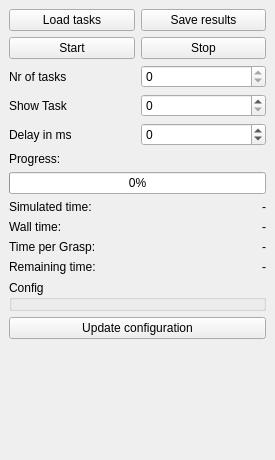
Old version of the form RobWorkSim/src/rwsimlibs/plugins/SimTaskPlugin.ui in the repository onier/RobWork.
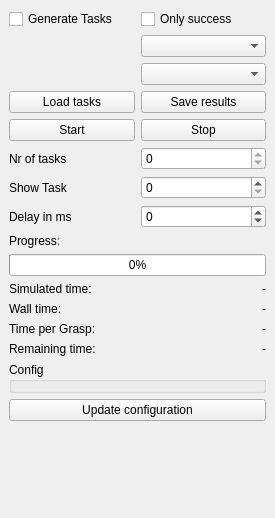
New version of the form.

Patch:
```diff
--- a/RobWorkSim/src/rwsimlibs/plugins/SimTaskPlugin.ui
+++ b/RobWorkSim/src/rwsimlibs/plugins/SimTaskPlugin.ui
@@ -7,7 +7,7 @@
     <x>0</x>
     <y>0</y>
     <width>275</width>
-    <height>460</height>
+    <height>518</height>
    </rect>
   </property>
   <property name="windowTitle">
@@ -19,34 +19,54 @@
      <layout class="QVBoxLayout" name="verticalLayout">
       <item>
        <layout class="QGridLayout" name="gridLayout">
-        <item row="0" column="0">
+        <item row="3" column="0">
          <widget class="QPushButton" name="_loadTaskBtn">
           <property name="text">
            <string>Load tasks</string>
           </property>
          </widget>
         </item>
-        <item row="2" column="0">
+        <item row="5" column="0">
          <widget class="QPushButton" name="_startBtn">
           <property name="text">
            <string>Start</string>
           </property>
          </widget>
         </item>
-        <item row="2" column="1">
+        <item row="5" column="1">
          <widget class="QPushButton" name="_stopBtn">
           <property name="text">
            <string>Stop</string>
           </property>
          </widget>
         </item>
-        <item row="0" column="1">
+        <item row="3" column="1">
          <widget class="QPushButton" name="_saveResultBtn">
           <property name="text">
            <string>Save results</string>
           </property>
          </widget>
         </item>
+        <item row="0" column="0">
+         <widget class="QCheckBox" name="_genTasksBox">
+          <property name="text">
+           <string>Generate Tasks</string>
+          </property>
+         </widget>
+        </item>
+        <item row="0" column="1">
+         <widget class="QCheckBox" name="_onlySuccessBox">
+          <property name="text">
+           <string>Only success</string>
+          </property>
+         </widget>
+        </item>
+        <item row="1" column="1">
+         <widget class="QComboBox" name="_typeComboBox"/>
+        </item>
+        <item row="2" column="1">
+         <widget class="QComboBox" name="_objectComboBox"/>
+        </item>
        </layout>
       </item>
       <item>
```
